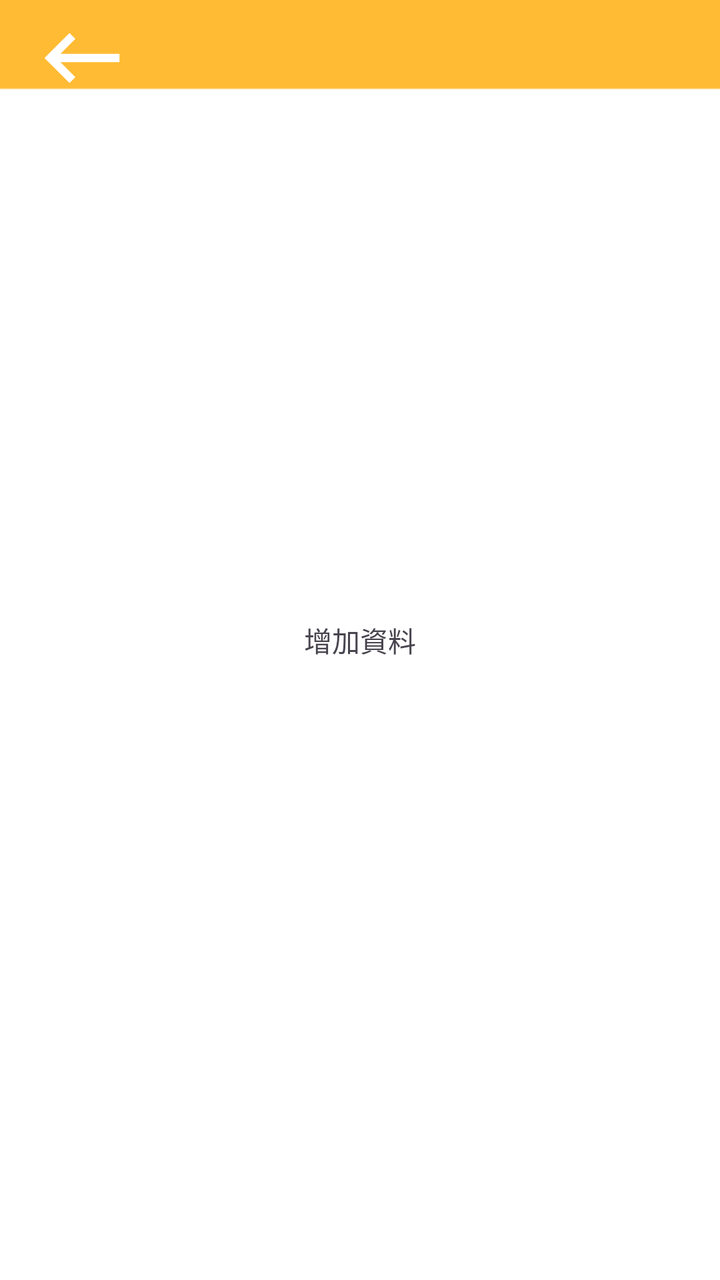
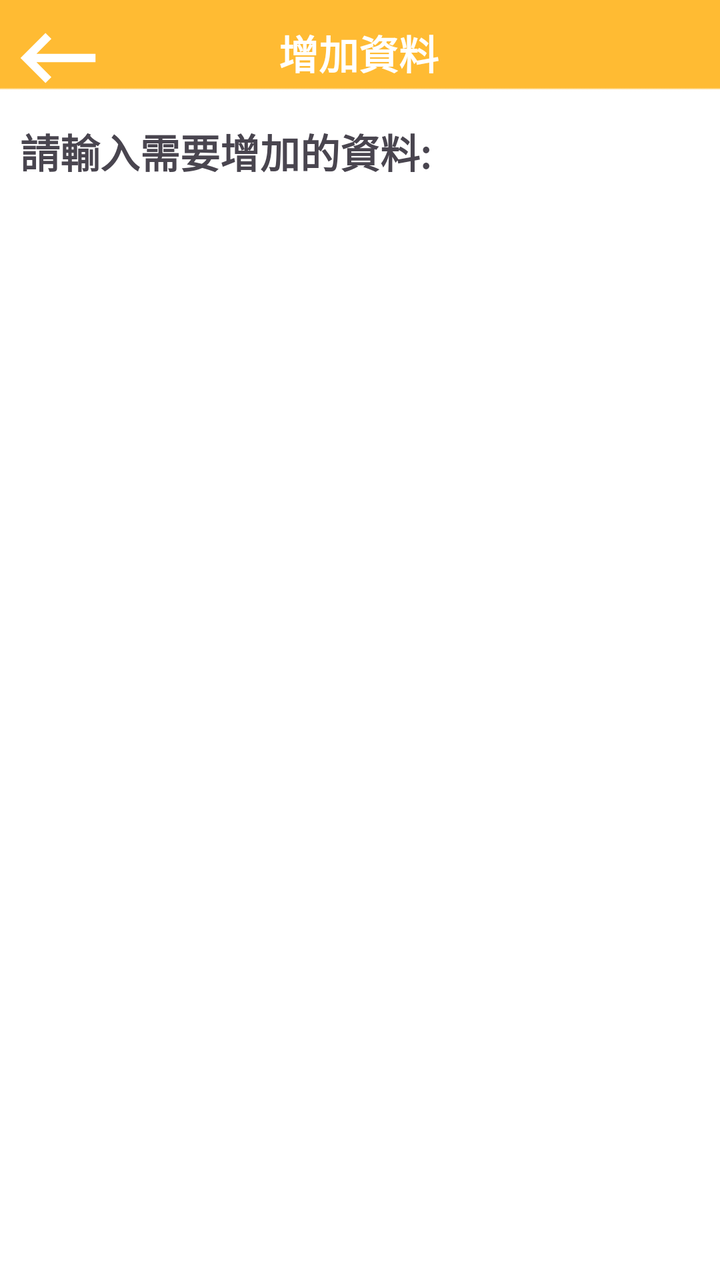

Screens rendered from an Android XML layout before and after an edit, with the pre-edit source and the edit as a unified diff.
<!-- AndroidManifest.xml: application theme Theme.DEMO -->
<!-- res/layout/home_add.xml -->
<?xml version="1.0" encoding="utf-8"?>
<androidx.constraintlayout.widget.ConstraintLayout xmlns:android="http://schemas.android.com/apk/res/android"
    xmlns:app="http://schemas.android.com/apk/res-auto"
    xmlns:tools="http://schemas.android.com/tools"
    android:layout_width="match_parent"
    android:layout_height="match_parent"
    android:background="@drawable/img_3">

    <TextView
        android:id="@+id/textView12"
        android:layout_width="wrap_content"
        android:layout_height="wrap_content"
        android:text="增加資料"
        app:layout_constraintBottom_toBottomOf="parent"
        app:layout_constraintEnd_toEndOf="parent"
        app:layout_constraintStart_toStartOf="parent"
        app:layout_constraintTop_toTopOf="parent" />

    <ImageView
        android:id="@+id/imgBack"
        android:layout_width="50dp"
        android:layout_height="50dp"
        android:layout_marginStart="16dp"
        android:layout_marginTop="4dp"
        app:layout_constraintStart_toStartOf="parent"
        app:layout_constraintTop_toTopOf="parent"
        app:srcCompat="@drawable/keyboard_backspace" />
</androidx.constraintlayout.widget.ConstraintLayout>
<!-- resources referenced by this layout -->
<resources>
  <!-- drawable img_3: png bitmap (drawable, 2198 bytes) -->
  <!-- drawable keyboard_backspace (drawable) -->
  <vector android:autoMirrored="true" android:height="24dp"
      android:tint="#FFFFFF" android:viewportHeight="24"
      android:viewportWidth="24" android:width="24dp" xmlns:android="http://schemas.android.com/apk/res/android">
      <path android:fillColor="@android:color/white" android:pathData="M21,11H6.83l3.58,-3.59L9,6l-6,6 6,6 1.41,-1.41L6.83,13H21z"/>
  </vector>
  <style name="Theme.DEMO" parent="Base.Theme.DEMO" />
  <style name="Base.Theme.DEMO" parent="Theme.Material3.DayNight.NoActionBar">
          
          
      </style>
</resources>

<!-- the commit's change to res/layout/home_add.xml (unified diff, before → after) -->
@@ -1,28 +1,50 @@
 <?xml version="1.0" encoding="utf-8"?>
-<androidx.constraintlayout.widget.ConstraintLayout xmlns:android="http://schemas.android.com/apk/res/android"
+<LinearLayout xmlns:android="http://schemas.android.com/apk/res/android"
     xmlns:app="http://schemas.android.com/apk/res-auto"
     xmlns:tools="http://schemas.android.com/tools"
     android:layout_width="match_parent"
     android:layout_height="match_parent"
-    android:background="@drawable/img_3">
+    android:background="@drawable/img_3"
+    android:orientation="vertical">
+
+    <androidx.constraintlayout.widget.ConstraintLayout
+        android:layout_width="match_parent"
+        android:layout_height="51dp">
+
+        <TextView
+            android:id="@+id/textView12"
+            android:layout_width="wrap_content"
+            android:layout_height="wrap_content"
+            android:text="增加資料"
+            android:textColor="@color/white"
+            android:textStyle="bold"
+            app:layout_constraintBottom_toBottomOf="parent"
+            app:layout_constraintEnd_toEndOf="parent"
+            app:layout_constraintHorizontal_bias="0.498"
+            app:layout_constraintStart_toStartOf="parent"
+            app:layout_constraintTop_toTopOf="parent"
+            app:layout_constraintVertical_bias="0.533"
+            android:textSize="20sp"/>
+
+        <ImageView
+            android:id="@+id/imgBack"
+            android:layout_width="50dp"
+            android:layout_height="50dp"
+            android:layout_marginStart="4dp"
+            android:layout_marginTop="4dp"
+            app:layout_constraintStart_toStartOf="parent"
+            app:layout_constraintTop_toTopOf="parent"
+            app:srcCompat="@drawable/keyboard_backspace" />
+
+    </androidx.constraintlayout.widget.ConstraintLayout>
 
     <TextView
-        android:id="@+id/textView12"
+        android:id="@+id/textView19"
         android:layout_width="wrap_content"
         android:layout_height="wrap_content"
-        android:text="增加資料"
-        app:layout_constraintBottom_toBottomOf="parent"
-        app:layout_constraintEnd_toEndOf="parent"
-        app:layout_constraintStart_toStartOf="parent"
-        app:layout_constraintTop_toTopOf="parent" />
+        android:text="請輸入需要增加的資料:"
+        android:layout_margin="10dp"
+        android:textStyle="bold"
+        android:textSize="20sp"/>
 
-    <ImageView
-        android:id="@+id/imgBack"
-        android:layout_width="50dp"
-        android:layout_height="50dp"
-        android:layout_marginStart="16dp"
-        android:layout_marginTop="4dp"
-        app:layout_constraintStart_toStartOf="parent"
-        app:layout_constraintTop_toTopOf="parent"
-        app:srcCompat="@drawable/keyboard_backspace" />
-</androidx.constraintlayout.widget.ConstraintLayout>
+</LinearLayout>
<!-- resource entries referenced after the edit -->
@@ -1,5 +1,6 @@
 <!-- resources referenced by this layout -->
 <resources>
+  <color name="white">#FFFFFFFF</color>
   <!-- drawable img_3: png bitmap (drawable, 2198 bytes) -->
   <!-- drawable keyboard_backspace (drawable) -->
   <vector android:autoMirrored="true" android:height="24dp"
